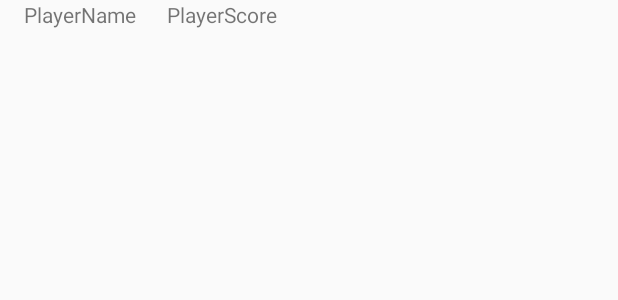
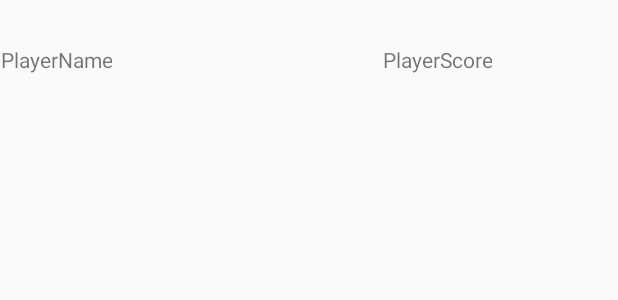
Before and after one commit to EirikSkogstad/Android_TicTacToe, an Android app: the layout layout_high_score.xml on its own in the app's theme, with its tools: preview values and no code run, on a phone screen of 412 x 824 dp. Shown: the top 300 px of the screen. Run offline under Robolectric (Android 15) with nearby library versions, the phone set to English and light mode, and no system bars.

Commit message:
Redesigned HighScoreLayout. Now pretty and lined up.

```diff
--- a/app/src/main/res/layout/layout_high_score.xml
+++ b/app/src/main/res/layout/layout_high_score.xml
@@ -1,49 +1,56 @@
 <?xml version="1.0" encoding="utf-8"?>
-<android.support.constraint.ConstraintLayout xmlns:android="http://schemas.android.com/apk/res/android"
+<RelativeLayout xmlns:android="http://schemas.android.com/apk/res/android"
     xmlns:app="http://schemas.android.com/apk/res-auto"
     xmlns:tools="http://schemas.android.com/tools"
     android:layout_width="match_parent"
-    android:layout_height="50dp"
+    android:layout_height="80dp"
     android:orientation="horizontal">
 
     <TextView
         android:id="@+id/textView_playerName"
-        android:layout_width="103dp"
-        android:layout_height="26dp"
-        android:layout_marginStart="46dp"
+        android:layout_width="180dp"
+        android:layout_height="match_parent"
+        android:layout_alignParentBottom="true"
+        android:layout_alignParentTop="true"
+        android:layout_toRightOf="@+id/textView"
         android:textAlignment="center"
         android:textStyle="bold"
+        app:layout_constraintBaseline_toBaselineOf="@+id/textView"
         tools:layout_editor_absoluteX="116dp"
-        app:layout_constraintBaseline_toBaselineOf="@+id/textView" />
+        android:gravity="center"/>
 
     <TextView
         android:id="@+id/textView_playerScore"
-        android:layout_width="49dp"
-        android:layout_height="25dp"
-        android:layout_alignParentEnd="true"
-        android:layout_alignParentRight="true"
-        android:layout_centerVertical="true"
+        android:layout_width="match_parent"
+        android:layout_height="match_parent"
+        android:layout_alignParentTop="true"
+        android:layout_toRightOf="@+id/textView2"
         android:textAlignment="center"
         android:textStyle="bold"
+        app:layout_constraintBaseline_toBaselineOf="@+id/textView2"
         app:layout_constraintLeft_toRightOf="@+id/textView2"
-        android:layout_marginLeft="24dp"
-        app:layout_constraintBaseline_toBaselineOf="@+id/textView2" />
+        android:gravity="center"/>
 
     <TextView
         android:id="@+id/textView"
-        android:layout_width="92dp"
-        android:layout_height="40dp"
+        android:layout_width="wrap_content"
+        android:layout_height="match_parent"
+        android:layout_alignParentLeft="true"
+        android:layout_alignParentStart="true"
+        android:layout_alignParentTop="true"
         android:text="PlayerName"
+        app:layout_constraintLeft_toLeftOf="parent"
         tools:layout_editor_absoluteY="16dp"
-        android:layout_marginLeft="16dp"
-        app:layout_constraintLeft_toLeftOf="parent" />
+        android:gravity="center"/>
 
     <TextView
         android:id="@+id/textView2"
-        android:layout_width="95dp"
-        android:layout_height="25dp"
+        android:layout_width="wrap_content"
+        android:layout_height="match_parent"
+        android:layout_alignParentTop="true"
+        android:layout_toRightOf="@+id/textView_playerName"
         android:text="PlayerScore"
+        app:layout_constraintLeft_toRightOf="@+id/textView_playerName"
         tools:layout_editor_absoluteY="16dp"
-        app:layout_constraintLeft_toRightOf="@+id/textView_playerName"
-        android:layout_marginLeft="8dp" />
-</android.support.constraint.ConstraintLayout>
+        android:gravity="center"/>
+</RelativeLayout>
```
